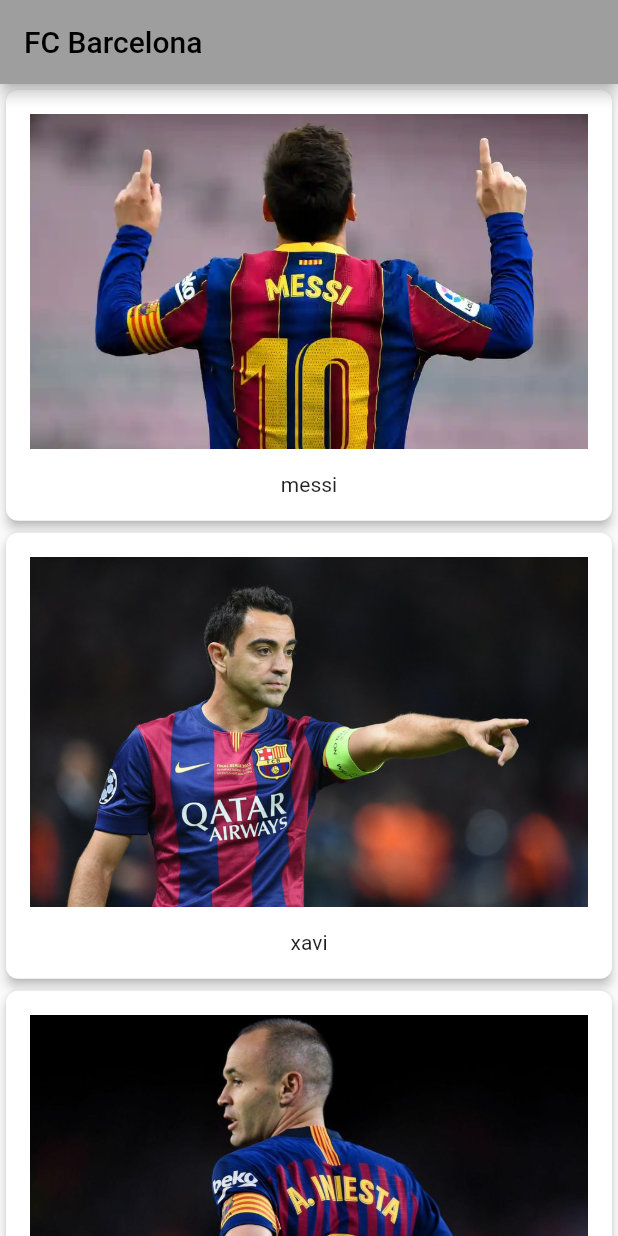
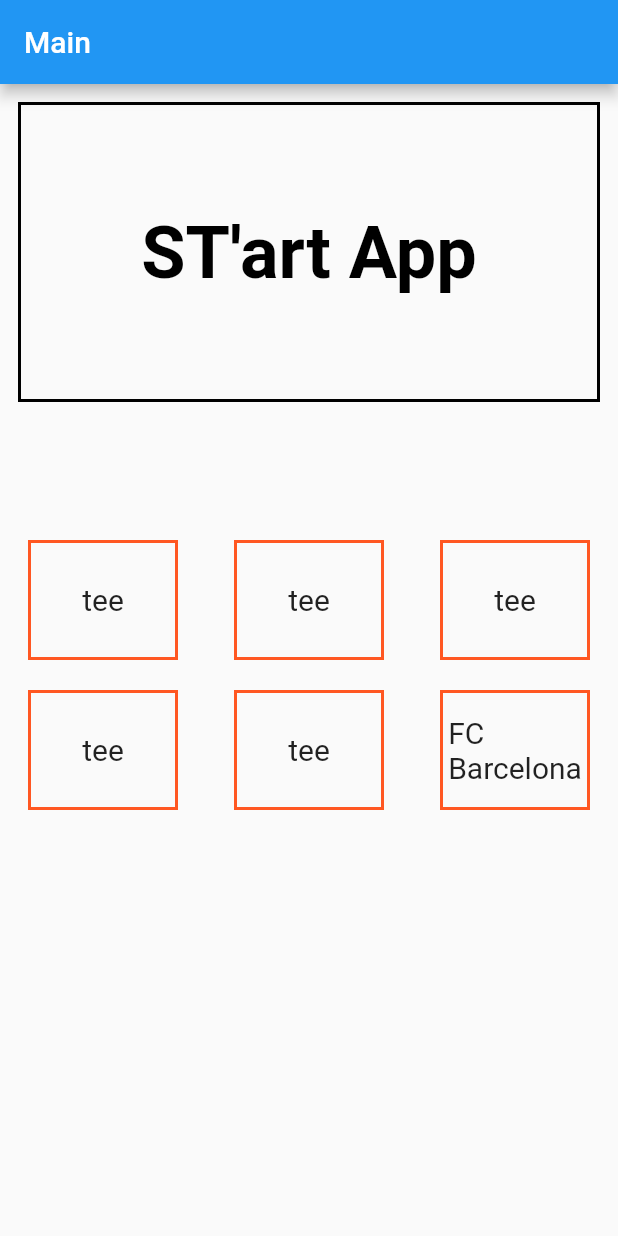
Before and after one commit to suee97/flutterminimini, a Flutter app: the screen it shows after launch, on a phone screen of 412 x 824 dp. Run offline on Flutter 3.47's test engine with Material 2 defaults, Android fonts, the phone set to English and light mode, and no system bars; Roboto replaces fonts that are missing (palatino).

Commit message:
logo, 6boxes

```diff
--- a/lib/main.dart
+++ b/lib/main.dart
@@ -1,6 +1,9 @@
 import 'package:flutter/material.dart';
+import 'package:flutterminimini/custom_button.dart';
 import 'package:flutterminimini/player.dart';
 import 'package:flutterminimini/player_detail.dart';
+import 'package:flutterminimini/screens/barcelona.dart';
+import 'package:flutterminimini/screens/home.dart';
 
 void main() {
   runApp(const MyApp());
@@ -9,47 +12,15 @@
 class MyApp extends StatelessWidget {
   const MyApp({Key? key}) : super(key: key);
 
-  // This widget is the root of your application.
   @override
   Widget build(BuildContext context) {
     return MaterialApp(
-      title: 'Flutter Demo',
+      title: 'Flutter example',
       theme: ThemeData(
-        primarySwatch: Colors.grey,
+        primarySwatch: Colors.blue,
       ),
-      home: MyHomePage(),
+      home: Home(),
     );
-  }
-}
-
-class MyHomePage extends StatelessWidget {
-  MyHomePage({Key? key}) : super(key: key);
-
-  List<Player> players = [
-    Player("messi", 'assets/messi1.png'),
-    Player("xavi", "assets/xavi1.jpeg"),
-    Player("iniesta", "assets/iniesta1.jpeg"),
-    Player("busquets", "assets/busquets1.jpeg"),
-    Player("pique", "assets/pique1.jpeg"),
-  ];
-
-  @override
-  Widget build(BuildContext context) {
-    return Scaffold(
-        appBar: AppBar(title: const Text("FC Barcelona")),
-        body: ListView.builder(
-          itemBuilder: (context, index) {
-            return GestureDetector(
-                onTap: () {
-                  Navigator.of(context)
-                      .push(MaterialPageRoute(builder: (context) {
-                    return RecipeDetail(player: players[index],);
-                  }));
-                },
-                child: buildRecipeCard(players[index]));
-          },
-          itemCount: players.length,
-        ));
   }
 }
 
@@ -61,12 +32,12 @@
           padding: const EdgeInsets.all(16.0),
           child: Column(
             children: [
-              Image(image: AssetImage(recipe.imageUrl!)),
+              Image(image: AssetImage(recipe.imageUrl)),
               const SizedBox(
                 height: 16.0,
               ),
               Text(
-                recipe.name!,
+                recipe.name,
               )
             ],
           )));
--- a/lib/player.dart
+++ b/lib/player.dart
@@ -1,6 +1,14 @@
 class Player {
-  String? name;
-  String? imageUrl;
+  String name;
+  String imageUrl;
+  Info info;
 
-  Player(this.name, this.imageUrl);
+  Player(this.name, this.imageUrl, this.info);
 }
+
+class Info {
+  int age;
+  double rating;
+
+  Info(this.age, this.rating);
+}
--- /dev/null
+++ b/lib/screens/home.dart
@@ -0,0 +1,74 @@
+import 'package:flutter/material.dart';
+
+class Home extends StatelessWidget {
+  const Home({Key? key}) : super(key: key);
+
+  @override
+  Widget build(BuildContext context) {
+    return Scaffold(
+      appBar: AppBar(title: const Text("Main")),
+      body: mainScreenContent(),
+    );
+  }
+}
+
+Widget mainScreenContent() {
+  return Column(
+    children: [
+      Container(
+        height: 200,
+        margin: const EdgeInsets.all(12.0),
+        decoration:
+            BoxDecoration(border: Border.all(width: 2, color: Colors.black)),
+        alignment: Alignment.center,
+        child: const Text(
+          "ST'art App",
+          style: TextStyle(
+              fontFamily: "palatino",
+              fontSize: 48,
+              fontWeight: FontWeight.bold,
+              color: Colors.black),
+        ),
+      ),
+      SizedBox(height: 80,),
+      Container(
+        child: Row(
+          mainAxisAlignment: MainAxisAlignment.spaceAround,
+          children: [
+            litteBox("tee"),
+            litteBox("tee"),
+            litteBox("tee"),
+          ],
+        ),
+      ),
+      SizedBox(height: 20,),
+      Container(
+        child: Row(
+          mainAxisAlignment: MainAxisAlignment.spaceAround,
+          children: [
+            litteBox("tee"),
+            litteBox("tee"),
+            litteBox("FC\nBarcelona"),
+          ],
+        ),
+      )
+    ],
+  );
+}
+
+Widget litteBox(String innerText) {
+  return Container(
+    height: 80,
+    width: 100,
+    decoration:
+        BoxDecoration(border: Border.all(width: 2, color: Colors.deepOrange)),
+    child: Center(
+      child: Text(
+          innerText,
+        style: const TextStyle(
+          fontSize: 20
+        ),
+      ),
+    ),
+  );
+}
```
Also changed, not shown: lib/custom_button.dart (added, +11 -0 lines), lib/player_detail.dart (+5 -5 lines), lib/screens/barcelona.dart (added, +36 -0 lines).
